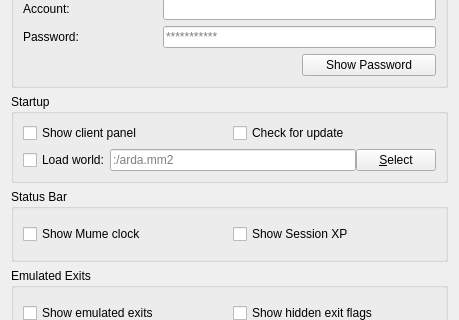
MUME/MMapper, file src/preferences/generalpage.ui: the form before one commit; both pictures show x 0 to 459 and y 253 to 573 of the 459 by 784 pixel window.
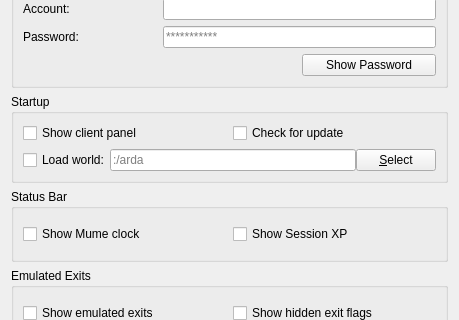
The form after the commit.

The edit to the form file:
```diff
--- a/src/preferences/generalpage.ui
+++ b/src/preferences/generalpage.ui
@@ -252,7 +252,7 @@
             </sizepolicy>
            </property>
            <property name="placeholderText">
-            <string>:/arda.mm2</string>
+            <string>:/arda</string>
            </property>
           </widget>
          </item>
```
